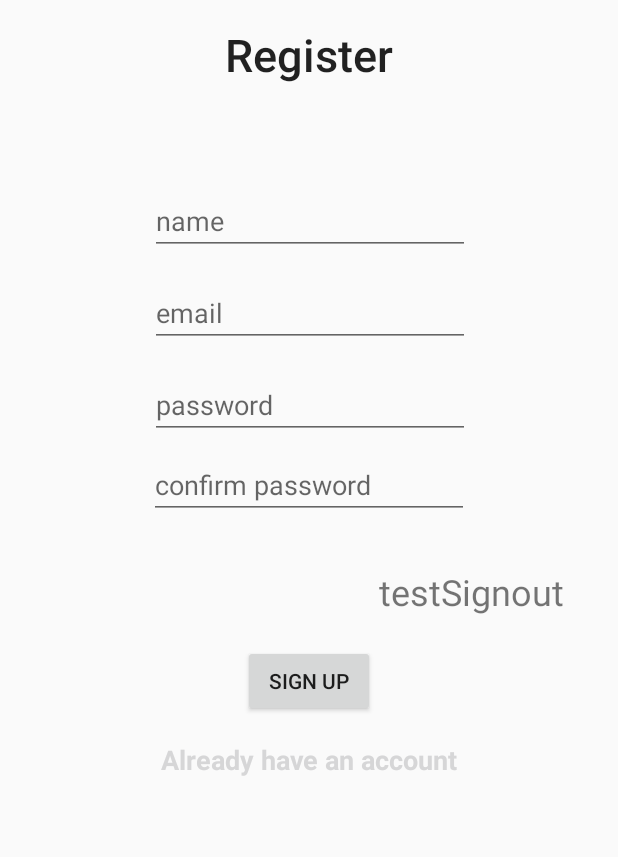
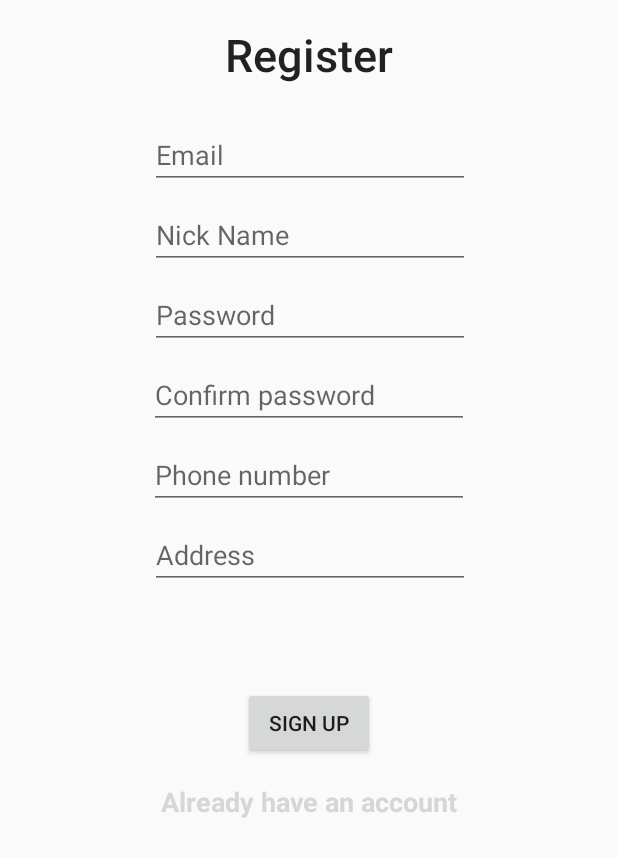
Before and after one commit to sumrid/Multioder, an Android app: the screen it shows after launch (MainActivity), after a tap on "New User? Register here", on a phone screen of 412 x 824 dp. Shown: the top 857 px of the screen. Run offline under Robolectric (Android 15) with nearby library versions, the phone set to English and light mode, and no system bars; our stand-ins replace Firebase (no records; nobody signed in at launch, a user with empty details on screens opened directly); libraries missing offline, so code that uses them is left out: .

Commit message:
-- Verify Email FIX RegisterFragment ++เก็บข้อมูลในdatabase

```diff
--- a/app/build.gradle
+++ b/app/build.gradle
@@ -33,5 +33,7 @@ dependencies {
     implementation 'com.google.firebase:firebase-storage:16.0.1'
     implementation 'com.firebaseui:firebase-ui-auth:4.1.0'
     implementation 'com.squareup.picasso:picasso:2.71828'
+
+    implementation 'com.google.firebase:firebase-database:16.0.2'
 }
 apply plugin: 'com.google.gms.google-services'
--- a/app/src/main/res/layout/fragment_register.xml
+++ b/app/src/main/res/layout/fragment_register.xml
@@ -25,10 +25,25 @@
         android:layout_width="wrap_content"
         android:layout_height="wrap_content"
         android:layout_marginStart="8dp"
-        android:layout_marginTop="68dp"
+        android:layout_marginTop="8dp"
         android:layout_marginEnd="8dp"
         android:ems="10"
-        android:hint="name"
+        android:hint="Nick Name"
+        android:inputType="textPersonName"
+        app:layout_constraintEnd_toEndOf="parent"
+        app:layout_constraintHorizontal_bias="0.503"
+        app:layout_constraintStart_toStartOf="parent"
+        app:layout_constraintTop_toBottomOf="@+id/email_reg" />
+
+    <EditText
+        android:id="@+id/email_reg"
+        android:layout_width="wrap_content"
+        android:layout_height="wrap_content"
+        android:layout_marginStart="8dp"
+        android:layout_marginTop="24dp"
+        android:layout_marginEnd="8dp"
+        android:ems="10"
+        android:hint="Email"
         android:inputType="textPersonName"
         app:layout_constraintEnd_toEndOf="parent"
         app:layout_constraintHorizontal_bias="0.503"
@@ -36,34 +51,19 @@
         app:layout_constraintTop_toBottomOf="@+id/textView2" />
 
     <EditText
-        android:id="@+id/email_reg"
+        android:id="@+id/passwor_reg"
         android:layout_width="wrap_content"
         android:layout_height="wrap_content"
         android:layout_marginStart="8dp"
-        android:layout_marginTop="16dp"
+        android:layout_marginTop="8dp"
         android:layout_marginEnd="8dp"
         android:ems="10"
-        android:hint="email"
-        android:inputType="textPersonName"
+        android:hint="Password"
+        android:inputType="textPassword"
         app:layout_constraintEnd_toEndOf="parent"
         app:layout_constraintHorizontal_bias="0.503"
         app:layout_constraintStart_toStartOf="parent"
         app:layout_constraintTop_toBottomOf="@+id/name_reg" />
-
-    <EditText
-        android:id="@+id/passwor_reg"
-        android:layout_width="wrap_content"
-        android:layout_height="wrap_content"
-        android:layout_marginStart="8dp"
-        android:layout_marginTop="16dp"
-        android:layout_marginEnd="8dp"
-        android:ems="10"
-        android:hint="password"
-        android:inputType="textPassword"
-        app:layout_constraintEnd_toEndOf="parent"
-        app:layout_constraintHorizontal_bias="0.503"
-        app:layout_constraintStart_toStartOf="parent"
-        app:layout_constraintTop_toBottomOf="@+id/email_reg" />
 
     <EditText
         android:id="@+id/repassword_reg"
@@ -73,18 +73,47 @@
         android:layout_marginTop="8dp"
         android:layout_marginEnd="8dp"
         android:ems="10"
-        android:hint="confirm password"
+        android:hint="Confirm password"
         android:inputType="textPassword"
         app:layout_constraintEnd_toEndOf="parent"
         app:layout_constraintStart_toStartOf="parent"
         app:layout_constraintTop_toBottomOf="@+id/passwor_reg" />
+
+    <EditText
+        android:id="@+id/phone_reg"
+        android:layout_width="wrap_content"
+        android:layout_height="wrap_content"
+        android:layout_marginStart="8dp"
+        android:layout_marginTop="8dp"
+        android:layout_marginEnd="8dp"
+        android:ems="10"
+        android:hint="Phone number"
+        android:inputType="textPersonName"
+        app:layout_constraintEnd_toEndOf="parent"
+        app:layout_constraintStart_toStartOf="parent"
+        app:layout_constraintTop_toBottomOf="@+id/repassword_reg" />
+
+    <EditText
+        android:id="@+id/address_reg"
+        android:layout_width="wrap_content"
+        android:layout_height="wrap_content"
+        android:layout_marginStart="8dp"
+        android:layout_marginTop="8dp"
+        android:layout_marginEnd="8dp"
+        android:ems="10"
+        android:hint="Address"
+        android:inputType="textPersonName"
+        app:layout_constraintEnd_toEndOf="parent"
+        app:layout_constraintHorizontal_bias="0.503"
+        app:layout_constraintStart_toStartOf="parent"
+        app:layout_constraintTop_toBottomOf="@+id/phone_reg" />
 
     <Button
         android:id="@+id/signupBtn"
         android:layout_width="wrap_content"
         android:layout_height="wrap_content"
         android:layout_marginStart="8dp"
-        android:layout_marginTop="84dp"
+        android:layout_marginTop="172dp"
         android:layout_marginEnd="8dp"
         android:text="sign up"
         app:layout_constraintEnd_toEndOf="parent"
@@ -107,17 +136,4 @@
         app:layout_constraintStart_toStartOf="parent"
         app:layout_constraintTop_toBottomOf="@+id/signupBtn" />
 
-    <TextView
-        android:id="@+id/testSignout"
-        android:layout_width="wrap_content"
-        android:layout_height="wrap_content"
-        android:layout_marginStart="8dp"
-        android:layout_marginTop="32dp"
-        android:layout_marginEnd="8dp"
-        android:text="testSignout"
-        android:textSize="24sp"
-        app:layout_constraintEnd_toEndOf="parent"
-        app:layout_constraintHorizontal_bias="0.897"
-        app:layout_constraintStart_toStartOf="parent"
-        app:layout_constraintTop_toBottomOf="@+id/repassword_reg" />
 </android.support.constraint.ConstraintLayout>
```
Also changed, not shown: app/src/main/java/com/g05/itkmitl/multioder/RegisterFragment.java (+33 -43 lines), app/src/main/java/com/g05/itkmitl/multioder/User.java (added, +14 -0 lines), app/src/main/res/layout/fragment_profile.xml (added, +66 -0 lines), 1 other file.
